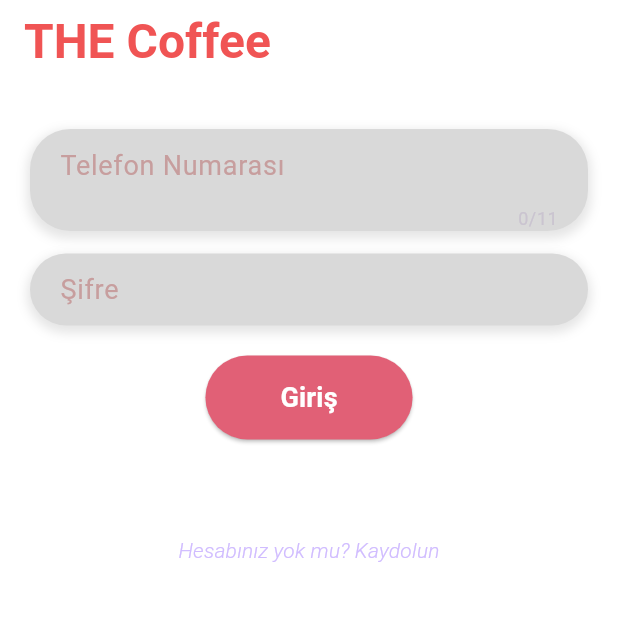
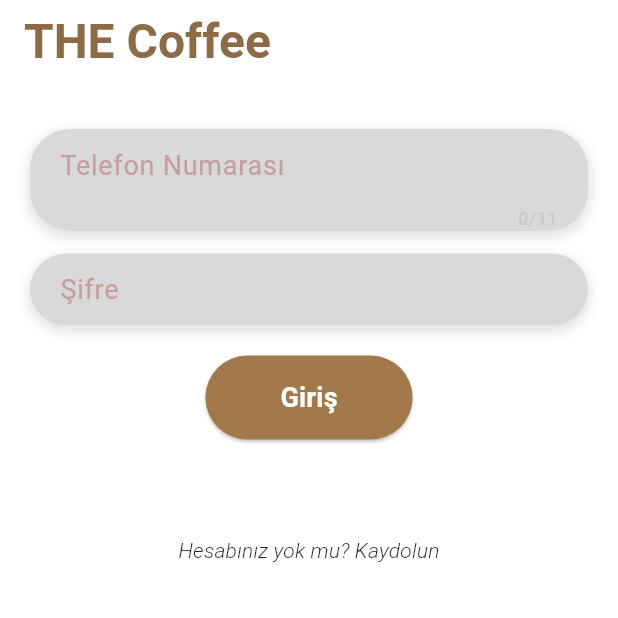
Before and after one commit to damla-nur00/kafeuygulamasi, a Flutter app: the GirisKaydol screen opened directly, on a phone screen of 412 x 824 dp, the top half of it. Run offline on Flutter 3.47's test engine with Material 3 defaults, Android fonts, the phone set to English and light mode, and no system bars.

Commit message:
Update GirisKaydol.dart

```diff
--- a/lib/app/GirisKaydol.dart
+++ b/lib/app/GirisKaydol.dart
@@ -1,15 +1,9 @@
-//GirisKaydol.dart
 import 'package:flutter/material.dart';
-import 'frame9.dart';
-import 'menu_icerik_sf.dart';
-import 'sepetim_sf.dart';
 import 'bakery.dart';
-import 'satinal.dart';
-import 'package:flutter/material.dart';
 import 'dart:convert';
 import 'package:http/http.dart' as http;
 import 'package:flutter/services.dart'; // inputFormatters için gerekli
-import 'package:flutter/services.dart'; // inputFormatters için gerekli
+
 
 // Giriş Yapma Fonksiyonu
 Future<void> girisYap({
@@ -134,11 +128,11 @@ class _GirisKaydolState extends State<GirisKaydol> {
       appBar: AppBar(
         backgroundColor: const Color.fromARGB(255, 255, 255, 255),
         elevation: 0,
-          automaticallyImplyLeading: false, // Geri butonunu gizler
+          automaticallyImplyLeading: false,
         title: const Text(
           'THE Coffee',
           style: TextStyle(
-            color: Color(0xFFF05454),
+            color: Color.fromARGB(255, 141, 107, 69),
             fontSize: 32,
             fontWeight: FontWeight.bold,
             shadows: [
@@ -217,6 +211,7 @@ class _GirisKaydolState extends State<GirisKaydol> {
                         style: TextStyle(
                           fontStyle: FontStyle.italic,
                           fontWeight: FontWeight.w300,
+                          color: Colors.black87,
                         ),
                       ),
                     ),
@@ -279,6 +274,7 @@ class _GirisKaydolState extends State<GirisKaydol> {
                         style: TextStyle(
                           fontStyle: FontStyle.italic,
                           fontWeight: FontWeight.w300,
+                          color: Colors.black87,
                         ),
                       ),
                     ),
@@ -289,7 +285,6 @@ class _GirisKaydolState extends State<GirisKaydol> {
           ),
         ),
       ),
-
     );
   }
 
@@ -321,7 +316,7 @@ class _GirisKaydolState extends State<GirisKaydol> {
           obscureText: obscureText,
           maxLength: maxLength,
           keyboardType: keyboardType,
-          inputFormatters: [inputFormatter], // Verilen formatı kullanıyoruz
+          inputFormatters: [inputFormatter],
           style: TextStyle(
             fontSize: 18,
             color: Color.fromARGB(255, 31, 24, 24),
@@ -344,7 +339,7 @@ class _GirisKaydolState extends State<GirisKaydol> {
       padding: const EdgeInsets.symmetric(vertical: 20),
       child: ElevatedButton(
         style: ElevatedButton.styleFrom(
-          backgroundColor: Color(0xFFE16076),
+          backgroundColor: Color.fromARGB(255, 163, 120, 74),
           shape: RoundedRectangleBorder(
             borderRadius: BorderRadius.circular(50),
           ),
```
